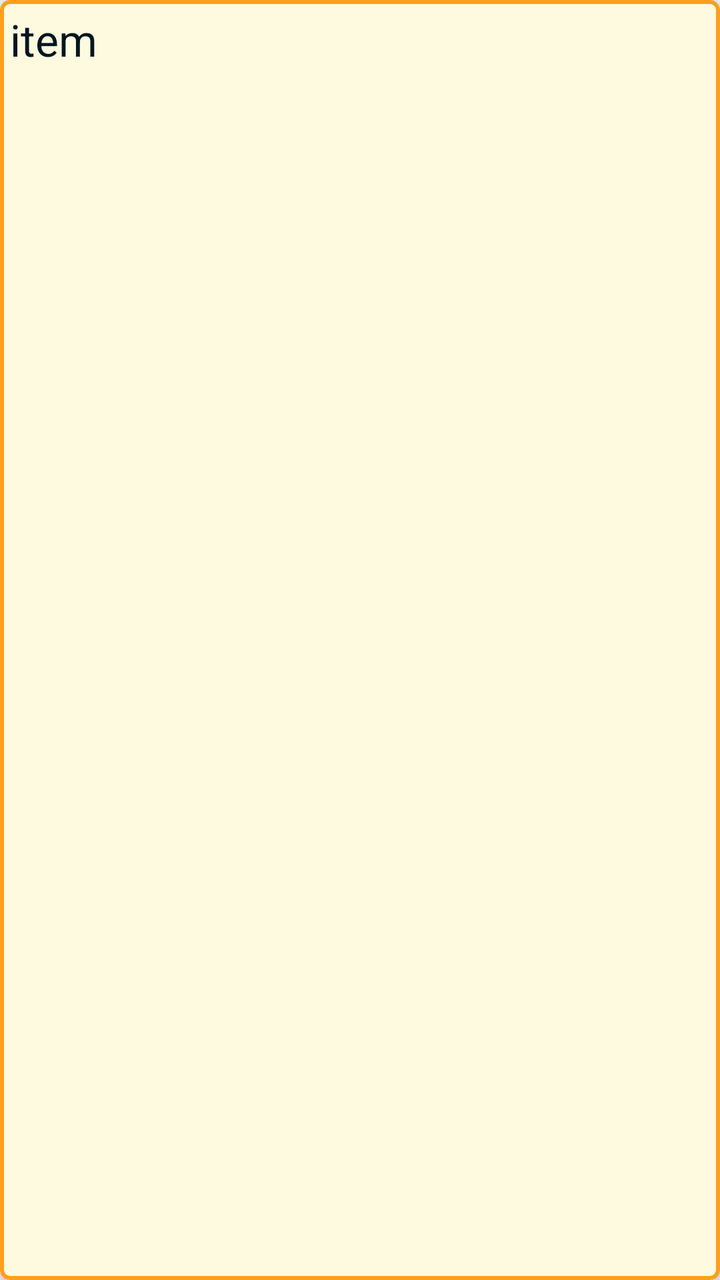
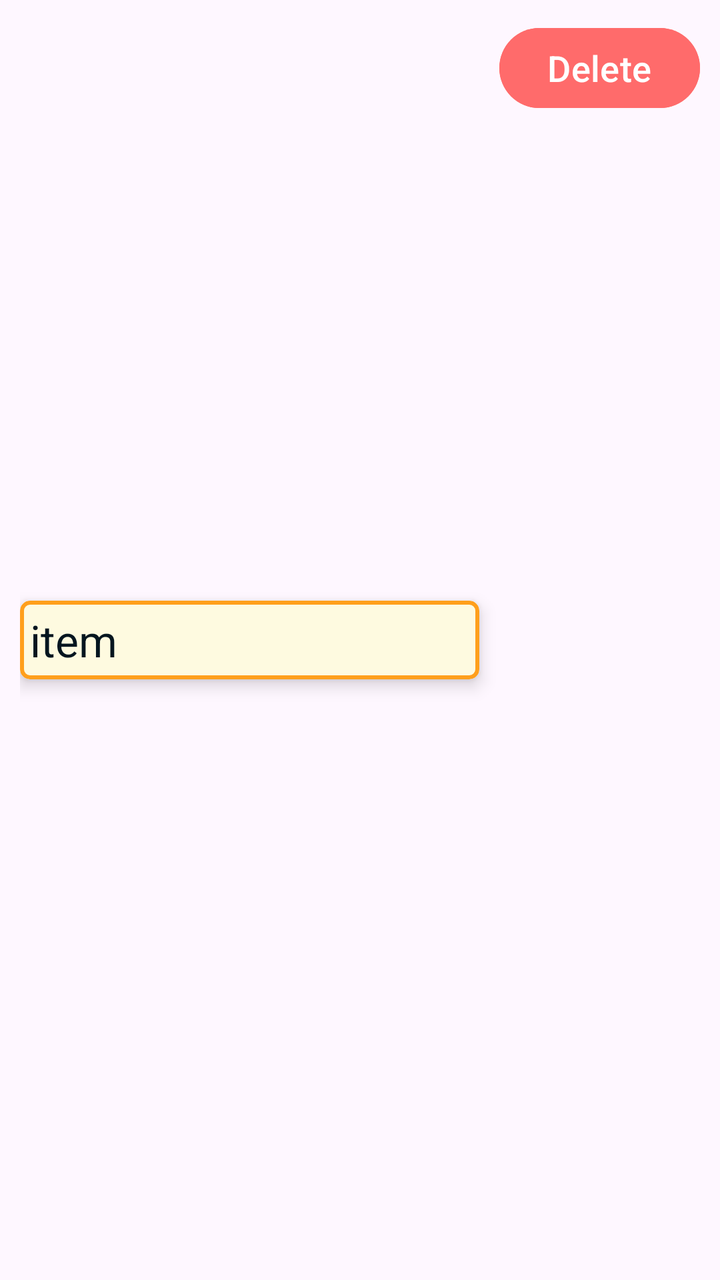

Before-and-after screenshots of an Android layout around one commit, followed by the original layout XML and the change that was made.
<!-- AndroidManifest.xml: application theme Theme.Foodie -->
<!-- res/layout/ingredient_instruction_card.xml -->
<?xml version="1.0" encoding="utf-8"?>
<com.google.android.material.card.MaterialCardView xmlns:android="http://schemas.android.com/apk/res/android"
    xmlns:app="http://schemas.android.com/apk/res-auto"
    android:layout_width="match_parent"
    android:layout_height="wrap_content"
    android:layout_margin="10dp"
    android:orientation="vertical"
    app:cardCornerRadius="5dp"
    app:strokeColor="@color/bright_orange"
    app:strokeWidth="2dp"
    app:cardElevation="5dp"
    app:cardBackgroundColor="@color/cornsilk">

        
        <TextView
            android:id="@+id/item_description"
            android:layout_width="wrap_content"
            android:layout_height="wrap_content"
            android:padding="5dp"
            android:text="item"
            android:textColor="@color/ink_black"
            android:textSize="22sp" />

</com.google.android.material.card.MaterialCardView>
<!-- resources referenced by this layout -->
<resources>
  <color name="bright_orange">#FF9F1C</color>
  <color name="cornsilk">#FEFAE0</color>
  <color name="ink_black">#04151F</color>
  <style name="Theme.Foodie" parent="Base.Theme.Foodie" />
  <style name="Base.Theme.Foodie" parent="Theme.Material3.DayNight.NoActionBar">
          
          
      </style>
</resources>

<!-- the commit's change to res/layout/ingredient_instruction_card.xml (unified diff, before → after) -->
@@ -1,24 +1,43 @@
 <?xml version="1.0" encoding="utf-8"?>
-<com.google.android.material.card.MaterialCardView xmlns:android="http://schemas.android.com/apk/res/android"
+<LinearLayout xmlns:android="http://schemas.android.com/apk/res/android"
     xmlns:app="http://schemas.android.com/apk/res-auto"
     android:layout_width="match_parent"
     android:layout_height="wrap_content"
-    android:layout_margin="10dp"
-    android:orientation="vertical"
-    app:cardCornerRadius="5dp"
-    app:strokeColor="@color/bright_orange"
-    app:strokeWidth="2dp"
-    app:cardElevation="5dp"
-    app:cardBackgroundColor="@color/cornsilk">
+    android:orientation="horizontal"
+    android:padding="10dp">
 
-        
-        <TextView
-            android:id="@+id/item_description"
-            android:layout_width="wrap_content"
-            android:layout_height="wrap_content"
-            android:padding="5dp"
-            android:text="item"
-            android:textColor="@color/ink_black"
-            android:textSize="22sp" />
+    <com.google.android.material.card.MaterialCardView
+        android:layout_width="0dp"
+        android:layout_height="wrap_content"
+        android:layout_weight="1"
+        android:orientation="vertical"
+        android:layout_gravity="left|center"
+        app:cardCornerRadius="5dp"
+        app:strokeColor="@color/bright_orange"
+        app:strokeWidth="2dp"
+        app:cardElevation="5dp"
+        app:cardBackgroundColor="@color/cornsilk">
 
-</com.google.android.material.card.MaterialCardView>
+            
+            <TextView
+                android:id="@+id/item_description"
+                android:layout_width="wrap_content"
+                android:layout_height="wrap_content"
+                android:padding="5dp"
+                android:text="item"
+                android:textColor="@color/ink_black"
+                android:textSize="22sp" />
+
+    </com.google.android.material.card.MaterialCardView>
+
+    <com.google.android.material.button.MaterialButton
+        android:id="@+id/delete_btn"
+        android:layout_width="wrap_content"
+        android:layout_height="wrap_content"
+        android:layout_gravity="right"
+        android:layout_marginLeft="10dp"
+        android:text="@string/delete_btn"
+        android:textSize="18dp"
+        android:backgroundTint="@color/grapefruit_pink"
+        />
+</LinearLayout>
<!-- resource entries referenced after the edit -->
@@ -2,7 +2,9 @@
 <resources>
   <color name="bright_orange">#FF9F1C</color>
   <color name="cornsilk">#FEFAE0</color>
+  <color name="grapefruit_pink">#FF6B6B</color>
   <color name="ink_black">#04151F</color>
+  <string name="delete_btn">Delete</string>
   <style name="Theme.Foodie" parent="Base.Theme.Foodie" />
   <style name="Base.Theme.Foodie" parent="Theme.Material3.DayNight.NoActionBar">
           
